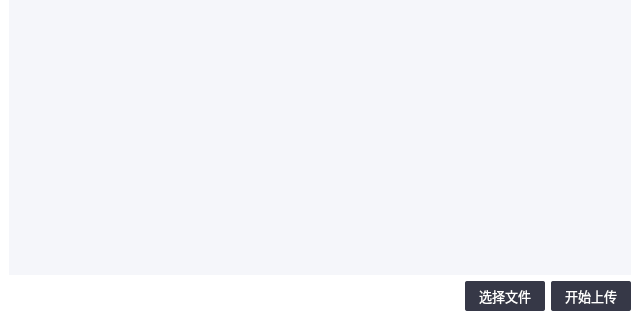
This is uploadfiledialog.ui in ZhouMei20220810/TEST as Qt 5 draws it before an edit; both pictures show x 0 to 640 and y 168 to 488 of the 640 by 488 pixel window. The edited form follows.
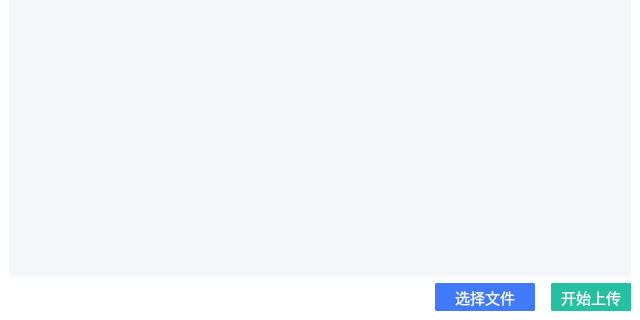
This is the edited form. The open tabs and pages were chosen to show the change. Icons and pictures are not drawn.

Commit message: 上传文件UI

What changed in the file:
```diff
--- a/uploadfiledialog.ui
+++ b/uploadfiledialog.ui
@@ -872,6 +872,9 @@
        </item>
        <item>
         <layout class="QHBoxLayout" name="horizontalLayout_5">
+         <property name="spacing">
+          <number>16</number>
+         </property>
          <item>
           <spacer name="horizontalSpacer_6">
            <property name="orientation">
@@ -889,20 +892,26 @@
           <widget class="QToolButton" name="toolBtnSelectFile_2">
            <property name="minimumSize">
             <size>
-             <width>80</width>
-             <height>30</height>
+             <width>100</width>
+             <height>28</height>
+            </size>
+           </property>
+           <property name="maximumSize">
+            <size>
+             <width>100</width>
+             <height>28</height>
             </size>
            </property>
            <property name="font">
             <font>
-             <pointsize>10</pointsize>
+             <pointsize>11</pointsize>
             </font>
            </property>
            <property name="styleSheet">
-            <string notr="true">QToolButton {
-     border: 0px solid #555764;
+            <string notr="true"> QToolButton {
+     border: 2px solid #FF407AFF;
      border-radius:2px;
-	 background-color: #FF363847;
+	 background-color: #FF407AFF;
 	 color:#FFFFFFFF;
  }
 QToolButton:hover
@@ -916,11 +925,6 @@
 	 background-color: #FF555764;
 	 color:#FFFFFFFF;
  }
-QToolButton:disabled
-{
- background-color: #FFC1C1C1;
- color:#FFFFFFFF;
-}
 
  QToolButton:flat {
      border: none; /* no border for a flat push button */
@@ -941,19 +945,25 @@
            <property name="minimumSize">
             <size>
              <width>80</width>
-             <height>30</height>
+             <height>28</height>
+            </size>
+           </property>
+           <property name="maximumSize">
+            <size>
+             <width>80</width>
+             <height>28</height>
             </size>
            </property>
            <property name="font">
             <font>
-             <pointsize>10</pointsize>
+             <pointsize>11</pointsize>
             </font>
            </property>
            <property name="styleSheet">
-            <string notr="true">QToolButton {
-     border: 0px solid #555764;
+            <string notr="true"> QToolButton {
+     border: 2px solid #FF25BFA1;
      border-radius:2px;
-	 background-color: #FF363847;
+	 background-color: #FF25BFA1;
 	 color:#FFFFFFFF;
  }
 QToolButton:hover
@@ -967,11 +977,6 @@
 	 background-color: #FF555764;
 	 color:#FFFFFFFF;
  }
-QToolButton:disabled
-{
- background-color: #FFC1C1C1;
- color:#FFFFFFFF;
-}
 
  QToolButton:flat {
      border: none; /* no border for a flat push button */
```
Left out of the diff: 30 changed lines with no effect on the pictures. The commit also changes 1 other file.
